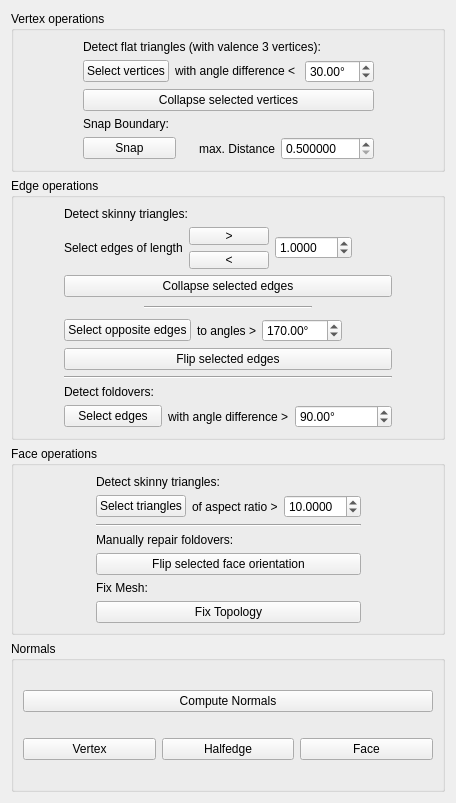
Before: the Qt Designer form Plugin-MeshRepair/MeshRepairControls.ui in ShenRen/OpenFlipper, drawn with Qt 5.
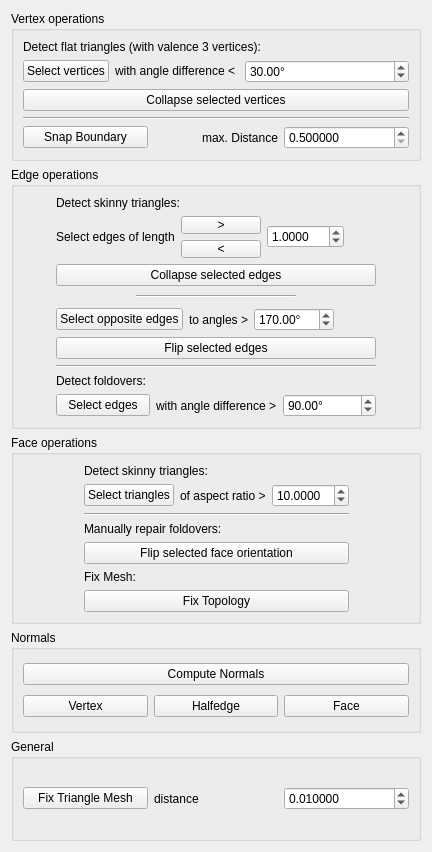
After: the same form once the commit is applied.

```diff
--- a/Plugin-MeshRepair/MeshRepairControls.ui
+++ b/Plugin-MeshRepair/MeshRepairControls.ui
@@ -6,8 +6,8 @@
    <rect>
     <x>0</x>
     <y>0</y>
-    <width>456</width>
-    <height>803</height>
+    <width>432</width>
+    <height>852</height>
    </rect>
   </property>
   <property name="windowTitle">
@@ -19,24 +19,7 @@
      <property name="title">
       <string>Vertex operations</string>
      </property>
-     <layout class="QVBoxLayout" name="verticalLayout_7">
-      <item>
-       <layout class="QHBoxLayout" name="horizontalLayout_9">
-        <item>
-         <spacer name="horizontalSpacer_9">
-          <property name="orientation">
-           <enum>Qt::Horizontal</enum>
-          </property>
-          <property name="sizeHint" stdset="0">
-           <size>
-            <width>40</width>
-            <height>20</height>
-           </size>
-          </property>
-         </spacer>
-        </item>
-        <item>
-         <layout class="QVBoxLayout" name="verticalLayout_11">
+     <layout class="QVBoxLayout" name="verticalLayout_6">
           <item>
            <widget class="QLabel" name="label_8">
             <property name="text">
@@ -104,9 +87,9 @@
            </layout>
           </item>
           <item>
-           <widget class="QLabel" name="label_11">
-            <property name="text">
-             <string>Snap Boundary:</string>
+       <widget class="Line" name="line_3">
+        <property name="orientation">
+         <enum>Qt::Horizontal</enum>
             </property>
            </widget>
           </item>
@@ -118,7 +101,7 @@
                <string>Snaps selected boundary vertices together.</string>
               </property>
               <property name="text">
-               <string>Snap</string>
+           <string>Snap Boundary</string>
               </property>
              </widget>
             </item>
@@ -151,23 +134,6 @@
            </layout>
           </item>
          </layout>
-        </item>
-        <item>
-         <spacer name="horizontalSpacer_10">
-          <property name="orientation">
-           <enum>Qt::Horizontal</enum>
-          </property>
-          <property name="sizeHint" stdset="0">
-           <size>
-            <width>40</width>
-            <height>20</height>
-           </size>
-          </property>
-         </spacer>
-        </item>
-       </layout>
-      </item>
-     </layout>
     </widget>
    </item>
    <item>
@@ -630,7 +596,7 @@
            </widget>
           </item>
           <item>
-           <widget class="QPushButton" name="fixMeshButton">
+           <widget class="QPushButton" name="fixTopologyButton">
             <property name="text">
              <string>Fix Topology</string>
             </property>
@@ -724,6 +690,49 @@
      </layout>
     </widget>
    </item>
+   <item>
+    <widget class="QGroupBox" name="groupBox_5">
+     <property name="title">
+      <string>General</string>
+     </property>
+     <layout class="QVBoxLayout" name="verticalLayout_7">
+      <item>
+       <layout class="QHBoxLayout" name="horizontalLayout_9">
+        <item>
+         <widget class="QPushButton" name="fixMeshButton">
+          <property name="text">
+           <string>Fix Triangle Mesh</string>
+          </property>
+         </widget>
+        </item>
+        <item>
+         <widget class="QLabel" name="label_14">
+          <property name="text">
+           <string>distance</string>
+          </property>
+         </widget>
+        </item>
+        <item>
+         <widget class="QDoubleSpinBox" name="fixMeshBox">
+          <property name="decimals">
+           <number>6</number>
+          </property>
+          <property name="minimum">
+           <double>0.000010000000000</double>
+          </property>
+          <property name="singleStep">
+           <double>0.100000000000000</double>
+          </property>
+          <property name="value">
+           <double>0.010000000000000</double>
+          </property>
+         </widget>
+        </item>
+       </layout>
+      </item>
+     </layout>
+    </widget>
+   </item>
   </layout>
  </widget>
  <resources/>
```
Lines whose indentation alone changed are shown as unchanged.
